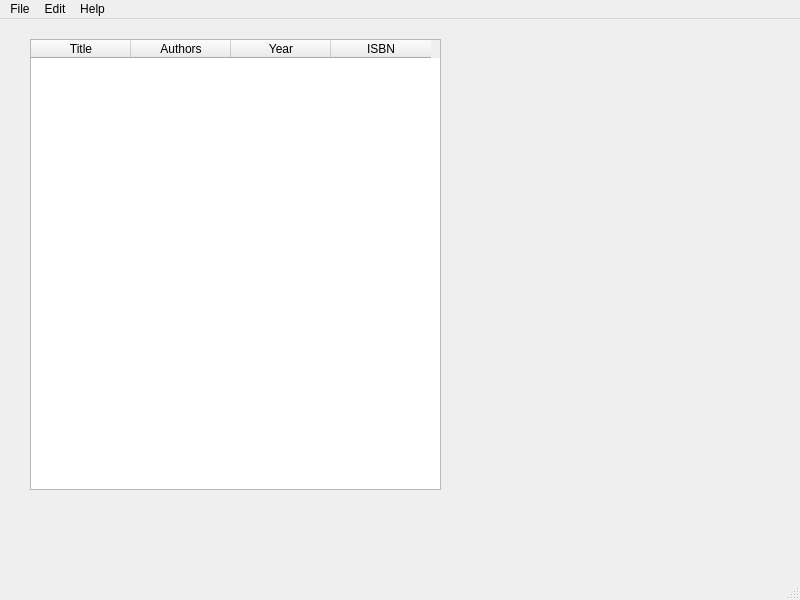
theomeuh/SQLMoteor, file mainwindow.ui: the form before one commit.
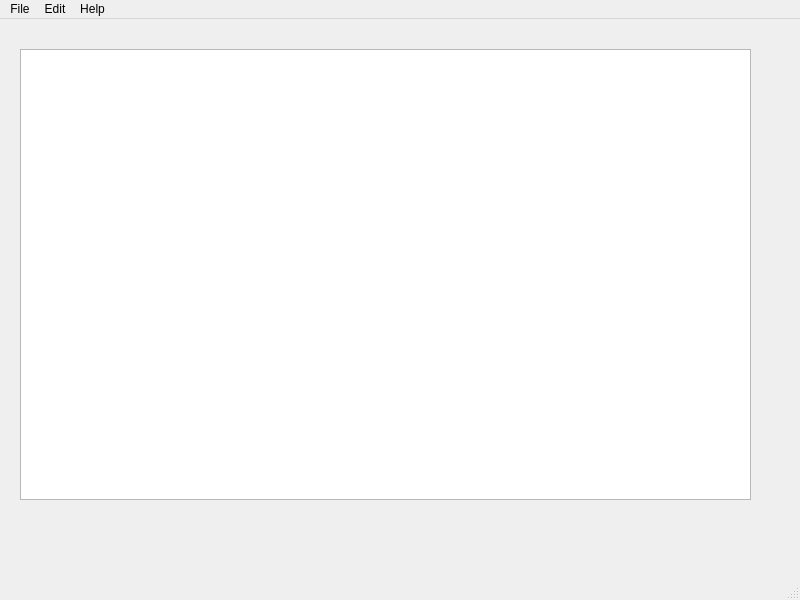
The form after the commit.

Patch:
```diff
--- a/mainwindow.ui
+++ b/mainwindow.ui
@@ -17,32 +17,12 @@
    <widget class="QTableWidget" name="bookTable">
     <property name="geometry">
      <rect>
-      <x>30</x>
-      <y>20</y>
-      <width>411</width>
+      <x>20</x>
+      <y>30</y>
+      <width>731</width>
       <height>451</height>
      </rect>
     </property>
-    <column>
-     <property name="text">
-      <string>Title</string>
-     </property>
-    </column>
-    <column>
-     <property name="text">
-      <string>Authors</string>
-     </property>
-    </column>
-    <column>
-     <property name="text">
-      <string>Year</string>
-     </property>
-    </column>
-    <column>
-     <property name="text">
-      <string>ISBN</string>
-     </property>
-    </column>
    </widget>
   </widget>
   <widget class="QMenuBar" name="menubar">
```
